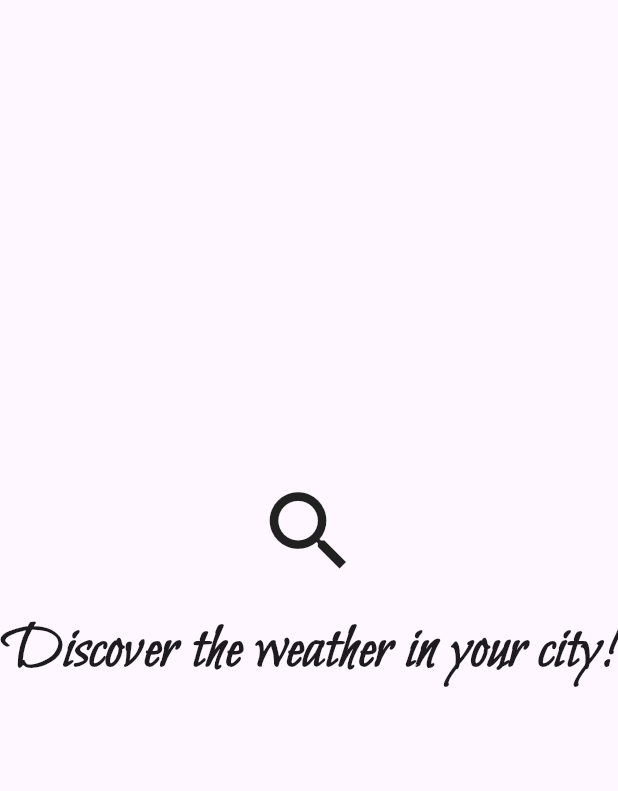
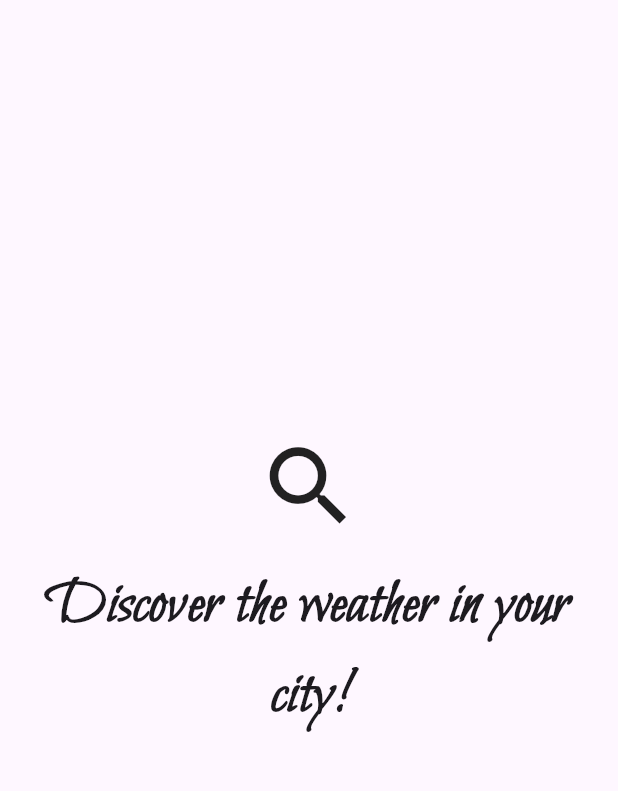
Before and after one commit to ahmed-el-bialy/Sky-Cast, a Flutter app: the screen it shows after launch, on a phone screen of 412 x 824 dp, the part 84-875 px from its top. Run offline on Flutter 3.47's test engine with Material 3 defaults, Android fonts, the phone set to English and light mode, and no system bars; our stand-ins replace cached_network_image, dio, flutter_bloc.

Commit message:
upgrade Ui design

```diff
--- a/lib/Widgets/No_Weather_Search_Widget.dart
+++ b/lib/Widgets/No_Weather_Search_Widget.dart
@@ -6,6 +6,8 @@ class NoWeatherSearchWidget extends StatelessWidget {
   @override
   Widget build(BuildContext context) {
     return Center(
+      child: Padding(
+        padding: const EdgeInsets.symmetric(horizontal: 8.0),
         child: Column(
           mainAxisAlignment: MainAxisAlignment.center,
           children: [
@@ -24,6 +26,7 @@ class NoWeatherSearchWidget extends StatelessWidget {
             ),
           ],
         ),
+      ),
     );
   }
 }
```
Lines whose indentation alone changed are shown as unchanged.
